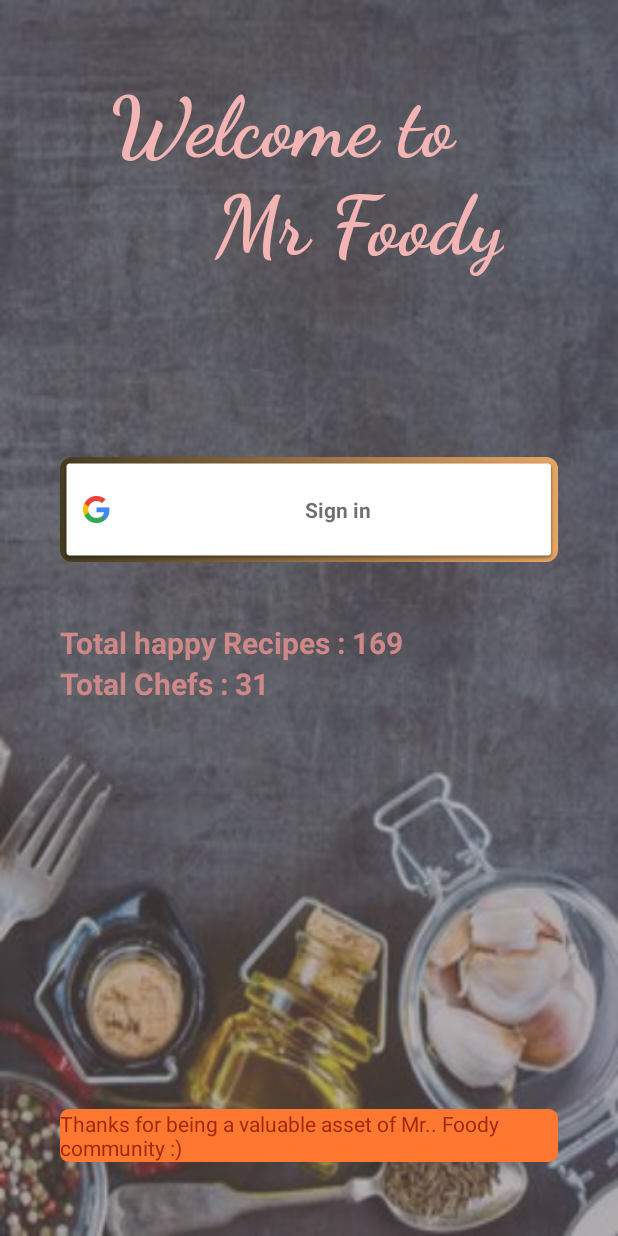
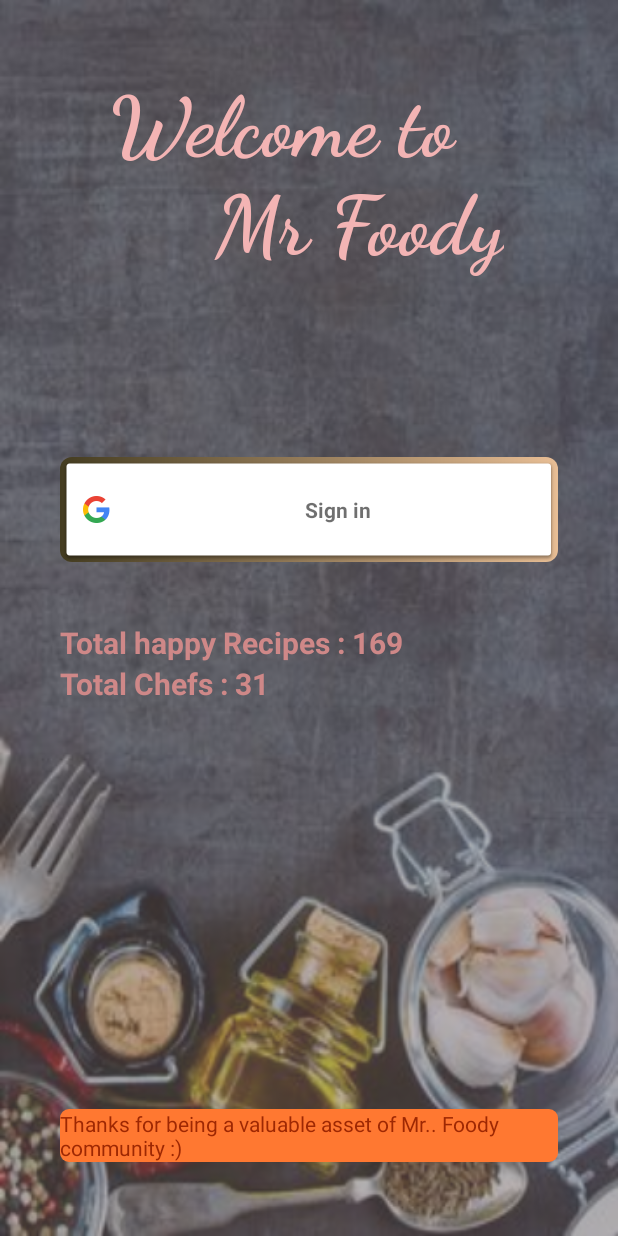
Before and after one commit to nik-iitj/Online-Food-Delivery-Application, an Android app: the screen it shows after launch (SignInActivity), on a phone screen of 412 x 824 dp. Run offline under Robolectric (Android 15) with nearby library versions, the phone set to English and light mode, and no system bars; our stand-ins replace Firebase (no records; nobody signed in at launch, a user with empty details on screens opened directly); Roboto replaces fonts that are not available here.

Commit message:
layout modified

```diff
--- a/app/src/main/res/drawable/bg_image.xml
+++ b/app/src/main/res/drawable/bg_image.xml
@@ -2,8 +2,8 @@
 <shape xmlns:android="http://schemas.android.com/apk/res/android">
     <gradient
         android:startColor="#ECB29F"
-        android:centerColor="#EFA83F"
-        android:endColor="#CD5E3B"/>
+        android:centerColor="#E4AE5D"
+        android:endColor="#D5876F"/>
 
 
 </shape>
--- a/app/src/main/res/drawable/btn_gradient.xml
+++ b/app/src/main/res/drawable/btn_gradient.xml
@@ -2,7 +2,7 @@
 <shape xmlns:android="http://schemas.android.com/apk/res/android">
     <gradient
         android:startColor="#443C20"
-        android:endColor="#e8a564"
+        android:endColor="#E8BE95"
         />
 
     <corners
```
